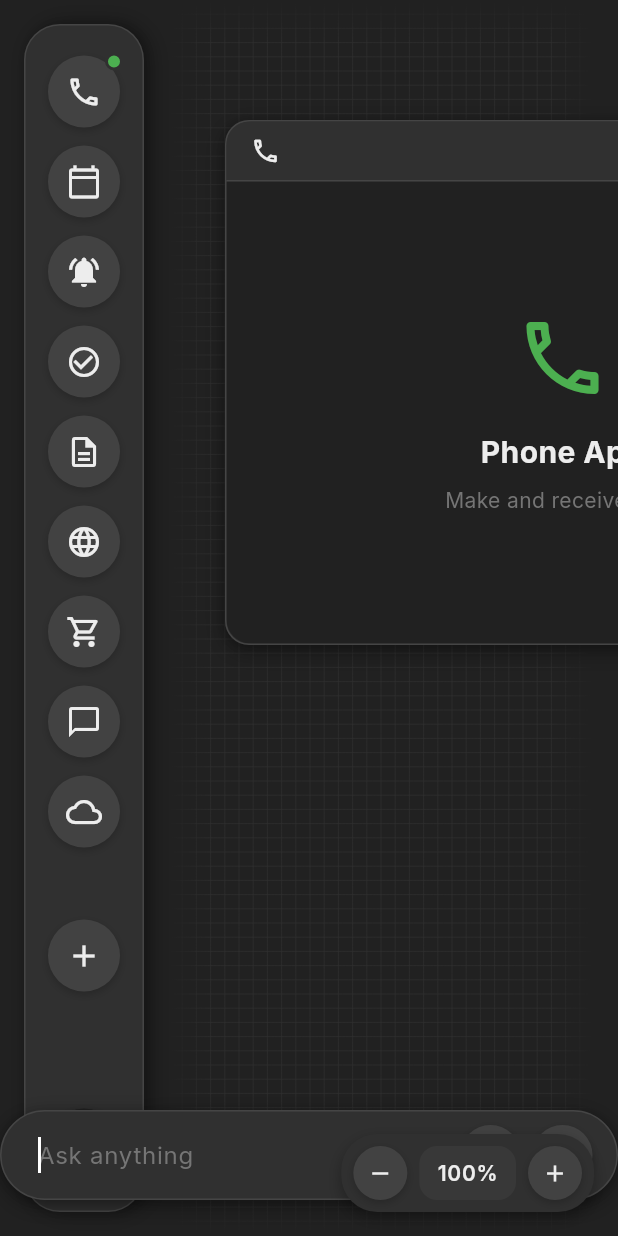
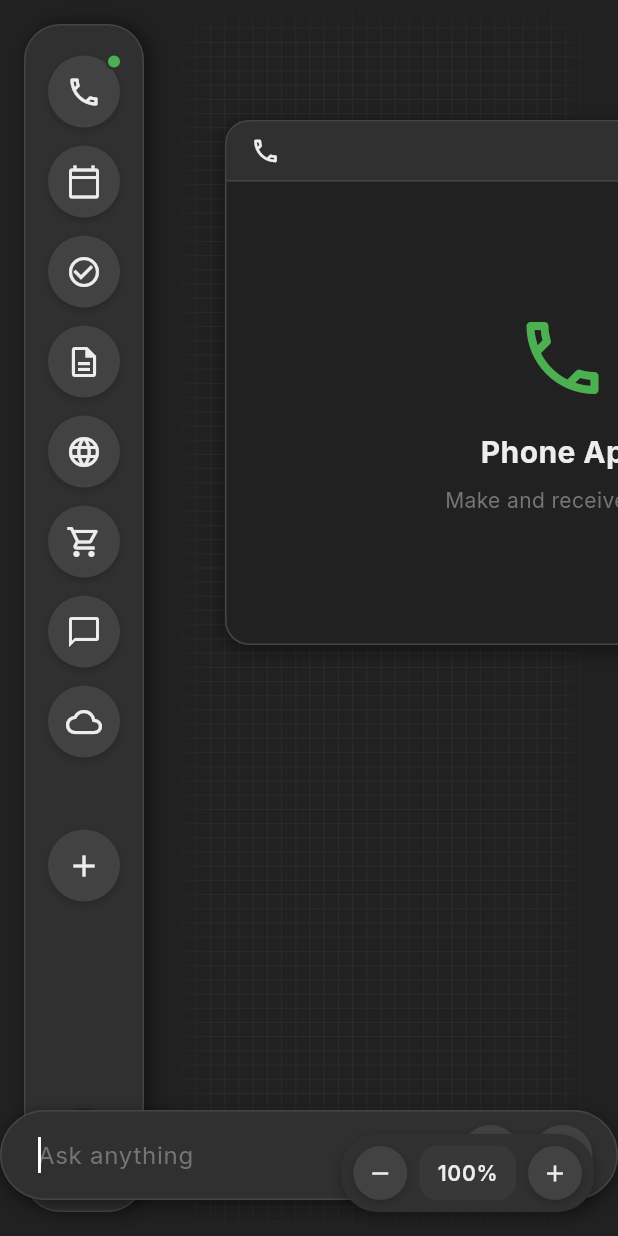
Before and after one commit to RomanSlack/VOS_frontend, a Flutter app: the HomePage screen opened by its route, after a tap on the "phone" icon, on a phone screen of 412 x 824 dp. Run offline on Flutter 3.47's test engine with Material 3 defaults, Android fonts, the phone set to English and light mode, and no system bars; our stand-ins replace dio, equatable, flutter_bloc, flutter_dotenv, flutter_highlight, flutter_linkify and 13 more; missing offline and left inert: dart:js, markdown, record; accounts and stored records are empty; generated files the repository leaves out were written again; network calls fail.

Commit message:
refactor(calendar): remove reminders feature in favor of calendar events
Removed standalone reminders app and related API methods. Reminder functionality is now handled through calendar events with auto_reminders field. Cleaned up modal manager and UI components.

```diff
--- a/lib/core/modal_manager.dart
+++ b/lib/core/modal_manager.dart
@@ -5,12 +5,10 @@ import 'package:vos_app/presentation/widgets/chat_app.dart';
 import 'package:vos_app/presentation/widgets/calendar_app_new.dart';
 import 'package:vos_app/presentation/widgets/notes_app.dart';
 import 'package:vos_app/presentation/widgets/weather_app.dart';
-import 'package:vos_app/presentation/widgets/reminders_app.dart';
 import 'package:vos_app/core/chat_manager.dart';
 import 'package:vos_app/core/services/chat_service.dart';
 import 'package:vos_app/core/services/weather_service.dart';
 import 'package:vos_app/features/calendar/bloc/calendar_bloc.dart';
-import 'package:vos_app/features/reminders/bloc/reminders_bloc.dart';
 import 'package:vos_app/features/notes/bloc/notes_bloc.dart';
 import 'package:vos_app/features/notes/bloc/notes_event.dart';
 import 'package:vos_app/features/notes/pages/notes_page.dart';
@@ -273,12 +271,6 @@ class VosModalManager extends ChangeNotifier {
       icon = Icons.calendar_today_outlined;
       width = 900;
       height = 650;
-    } else if (appId == 'reminders') {
-      child = _buildRemindersContent();
-      title = 'Reminders';
-      icon = Icons.notifications_outlined;
-      width = 700;
-      height = 600;
     } else if (appId == 'notes') {
       child = _buildNotesContent();
       title = 'Notes';
@@ -316,6 +308,7 @@ class VosModalManager extends ChangeNotifier {
       statusNotifier: appId == 'chat' ? _chatStatusNotifier : null,
       isActiveNotifier: appId == 'chat' ? _chatIsActiveNotifier : null,
       stateNotifier: stateNotifier,
+      zoomLevelNotifier: _zoomLevelNotifier,
       child: child,
     );
 
@@ -622,13 +615,6 @@ class VosModalManager extends ChangeNotifier {
     );
   }
 
-  Widget _buildRemindersContent() {
-    return BlocProvider(
-      create: (context) => getIt<RemindersBloc>(),
-      child: const RemindersApp(),
-    );
-  }
-
   Widget _buildNotesContent() {
     return BlocProvider(
       create: (context) => getIt<NotesBloc>()..add(const LoadNotes()),
--- a/lib/presentation/pages/home/home_page.dart
+++ b/lib/presentation/pages/home/home_page.dart
@@ -4,14 +4,10 @@ import 'package:vos_app/presentation/widgets/input_bar.dart';
 import 'package:vos_app/presentation/widgets/workspace.dart';
 import 'package:vos_app/presentation/widgets/modal_limit_notification.dart';
 import 'package:vos_app/presentation/widgets/vos_modal.dart';
-import 'package:vos_app/presentation/widgets/notification_toast.dart';
 import 'package:vos_app/presentation/widgets/sticky_note.dart';
 import 'package:vos_app/presentation/widgets/zoom_controls.dart';
 import 'package:vos_app/core/modal_manager.dart';
 import 'package:vos_app/core/sticky_notes_manager.dart';
-import 'package:vos_app/core/services/calendar_service.dart';
-import 'package:vos_app/core/di/injection.dart';
-import 'package:vos_app/core/utils/logger.dart';
 import 'package:vos_app/core/models/notes_models.dart';
 
 class HomePage extends StatefulWidget {
@@ -33,27 +29,6 @@ class _HomePageState extends State<HomePage> {
       setState(() {
         _modalManager = VosModalManager();
       });
-      _initializeNotifications();
-    });
-  }
-
-  void _initializeNotifications() {
-    final calendarService = getIt<CalendarService>();
-    final notificationService = calendarService.notificationService;
-
-    // Setup callback for reminder notifications
-    notificationService.onReminderTriggered = (reminder) {
-      logger.i('HomePage: Reminder triggered: ${reminder.title}');
-      if (mounted) {
-        NotificationToastManager.show(context, reminder);
-      }
-    };
-
-    // Connect to WebSocket
-    notificationService.connect().then((_) {
-      logger.i('HomePage: Calendar notification service connected');
-    }).catchError((error) {
-      logger.e('HomePage: Failed to connect notification service: $error');
     });
   }
 
--- a/lib/presentation/widgets/app_rail.dart
+++ b/lib/presentation/widgets/app_rail.dart
@@ -57,13 +57,6 @@ class AppRail extends StatelessWidget {
           AppIcon(
             appId: 'calendar',
             icon: Icons.calendar_today_outlined,
-            size: iconSize,
-            modalManager: modalManager,
-          ),
-          const SizedBox(height: iconSpacing),
-          AppIcon(
-            appId: 'reminders',
-            icon: Icons.notifications_active,
             size: iconSize,
             modalManager: modalManager,
           ),
```
Also changed, not shown: lib/core/api/calendar_api.dart (+0 -96 lines), lib/presentation/widgets/vos_modal.dart (+19 -9 lines).
